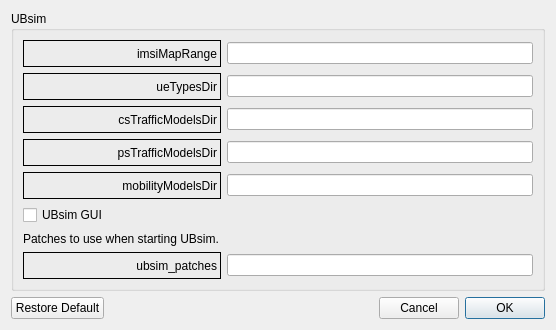
This is LTEsimGeneratorGUI/Ui/DataForms/ubsimform.ui in moniss23/junit4 as Qt 5 draws it before an edit. The edited form follows.
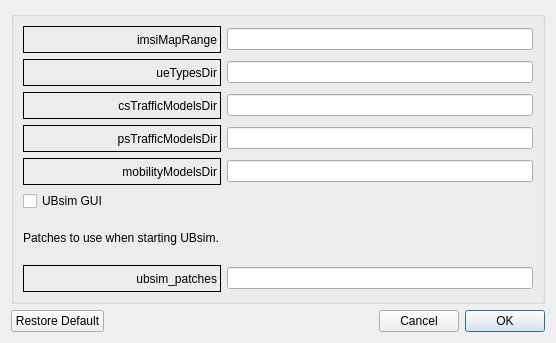
This is the edited form.

```diff
--- a/LTEsimGeneratorGUI/Ui/DataForms/ubsimform.ui
+++ b/LTEsimGeneratorGUI/Ui/DataForms/ubsimform.ui
@@ -7,7 +7,7 @@
     <x>0</x>
     <y>0</y>
     <width>556</width>
-    <height>330</height>
+    <height>343</height>
    </rect>
   </property>
   <property name="windowTitle">
@@ -17,7 +17,7 @@
    <item row="0" column="0">
     <widget class="QGroupBox" name="gbUBsim">
      <property name="title">
-      <string>UBsim</string>
+      <string/>
      </property>
      <layout class="QGridLayout" name="gridLayout_2">
       <item row="0" column="0">
```
Left out of the diff: 2 changed lines with no effect on the pictures.
